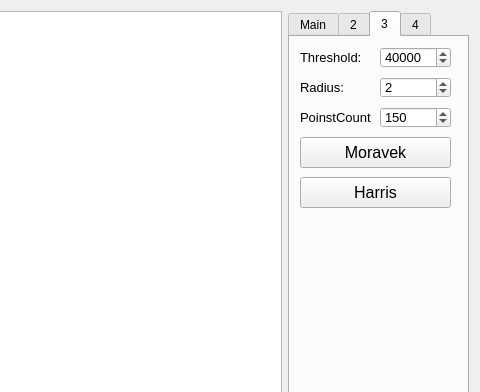
Old version of the form Gui/mainwindow.ui in the repository faystmax/ComputerVision; both pictures show x 521 to 1001 and y 0 to 392 of the 1001 by 524 pixel window.
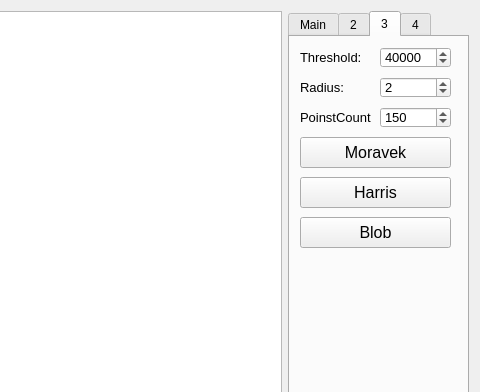
New version of the form. The open tabs and pages were chosen to show the change. Icons and pictures are not drawn.

What changed in the file:
```diff
--- a/Gui/mainwindow.ui
+++ b/Gui/mainwindow.ui
@@ -689,6 +689,25 @@
          <string>Harris</string>
         </property>
        </widget>
+       <widget class="QPushButton" name="blobButton">
+        <property name="geometry">
+         <rect>
+          <x>10</x>
+          <y>180</y>
+          <width>151</width>
+          <height>31</height>
+         </rect>
+        </property>
+        <property name="font">
+         <font>
+          <family>Arial</family>
+          <pointsize>12</pointsize>
+         </font>
+        </property>
+        <property name="text">
+         <string>Blob</string>
+        </property>
+       </widget>
       </widget>
       <widget class="QWidget" name="tab_4">
        <attribute name="title">
```
Left out of the diff: 2 changed lines with no effect on the pictures. Lines whose indentation alone changed are shown as unchanged.
